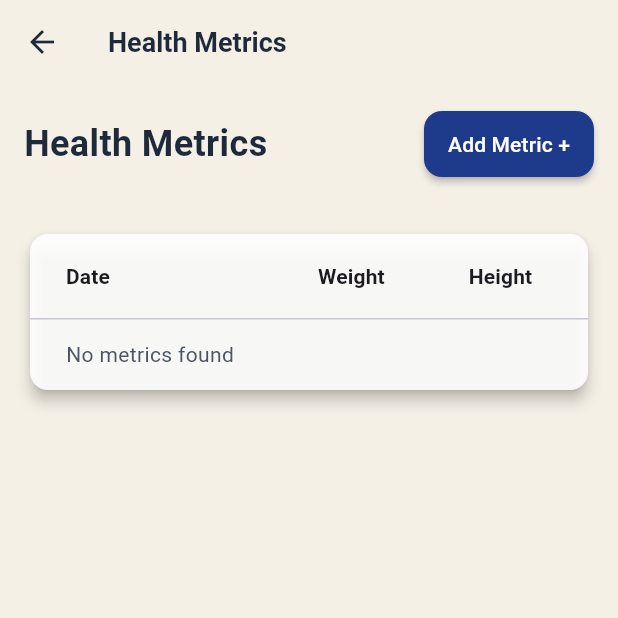
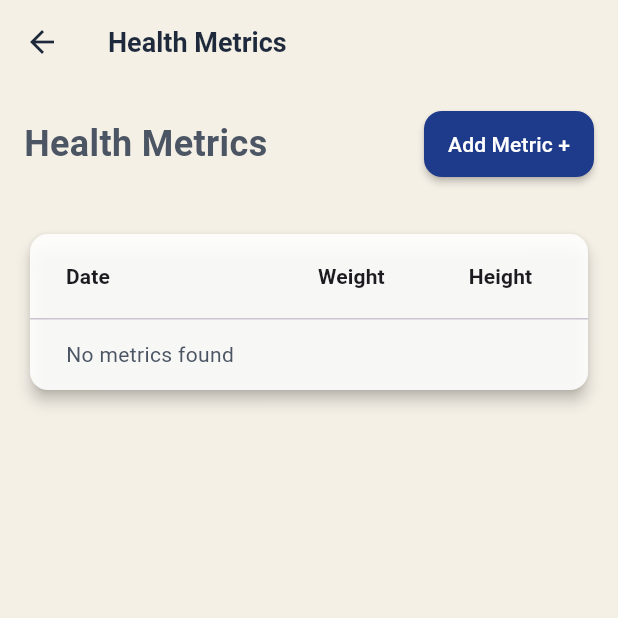
Before and after one commit to Ahmed-Amer01/fitness_tracker_flutter, a Flutter app: the HealthMetricScreen screen opened by its route, on a phone screen of 412 x 824 dp, the top half of it. Run offline on Flutter 3.47's test engine with Material 3 defaults, Android fonts, the light colour scheme and no system bars; our stand-ins replace fl_chart, fluttertoast, image_picker, shared_preferences; accounts and stored records are empty; network calls fail.

Commit message:
fix colors

```diff
--- a/lib/screens/health_metric_screen.dart
+++ b/lib/screens/health_metric_screen.dart
@@ -97,7 +97,6 @@ class _HealthMetricScreenState extends State<HealthMetricScreen> {
         return Scaffold(
           appBar: AppBar(
             title: const Text('Health Metrics'),
-            backgroundColor: AppColors.beige, // From your theme
           ),
           body: provider.loading
               ? const Center(child: CircularProgressIndicator())
@@ -114,7 +113,6 @@ class _HealthMetricScreenState extends State<HealthMetricScreen> {
                             style: TextStyle(
                               fontSize: 24,
                               fontWeight: FontWeight.bold,
-                              color: AppColors.primaryDark,
                             ),
                           ),
                           ElevatedButton(
@@ -366,7 +364,6 @@ class _HealthMetricScreenState extends State<HealthMetricScreen> {
                                   style: TextStyle(
                                     fontSize: 18,
                                     fontWeight: FontWeight.bold,
-                                    color: AppColors.primaryDark,
                                   ),
                                 ),
                                 const SizedBox(height: 16),
@@ -418,7 +415,6 @@ class _HealthMetricScreenState extends State<HealthMetricScreen> {
                                                   e.value.weight))
                                               .toList(),
                                           isCurved: true,
-                                          color: AppColors.blue900,
                                           barWidth: 2,
                                           dotData: const FlDotData(show: true),
                                         ),
@@ -505,7 +501,6 @@ class _HealthMetricScreenState extends State<HealthMetricScreen> {
                                           Text(
                                             bmi.toStringAsFixed(1),
                                             style: TextStyle(
-                                              color: AppColors.primaryDark,
                                               fontWeight: FontWeight.w600,
                                             ),
                                           ),
```
